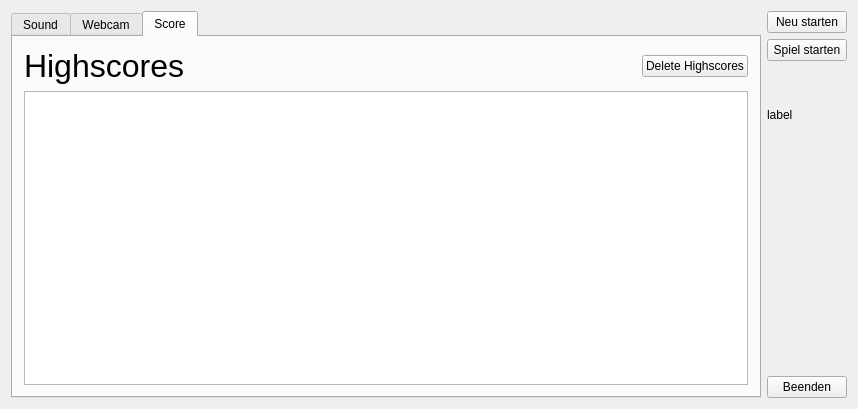
Before: the Qt Designer form untitled/mainwindow.ui in johannesmik/ar-blindekuh, drawn with Qt 5.
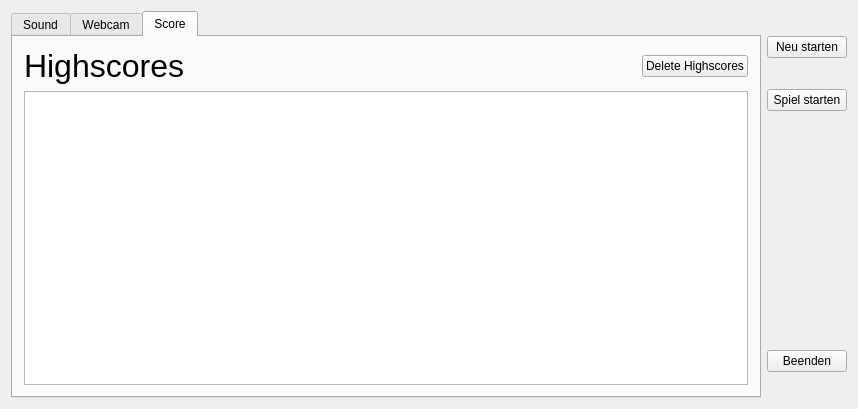
After: the same form once the commit is applied. Custom widgets are drawn as their Qt base class.

Diff of the .ui file:
```diff
--- a/untitled/mainwindow.ui
+++ b/untitled/mainwindow.ui
@@ -137,16 +137,6 @@
         </property>
        </widget>
       </item>
-      <item>
-       <widget class="QLabel" name="scoreLabel">
-        <property name="text">
-         <string>label</string>
-        </property>
-        <property name="wordWrap">
-         <bool>true</bool>
-        </property>
-       </widget>
-      </item>
       <item>
        <spacer name="verticalSpacer">
         <property name="orientation">
```
